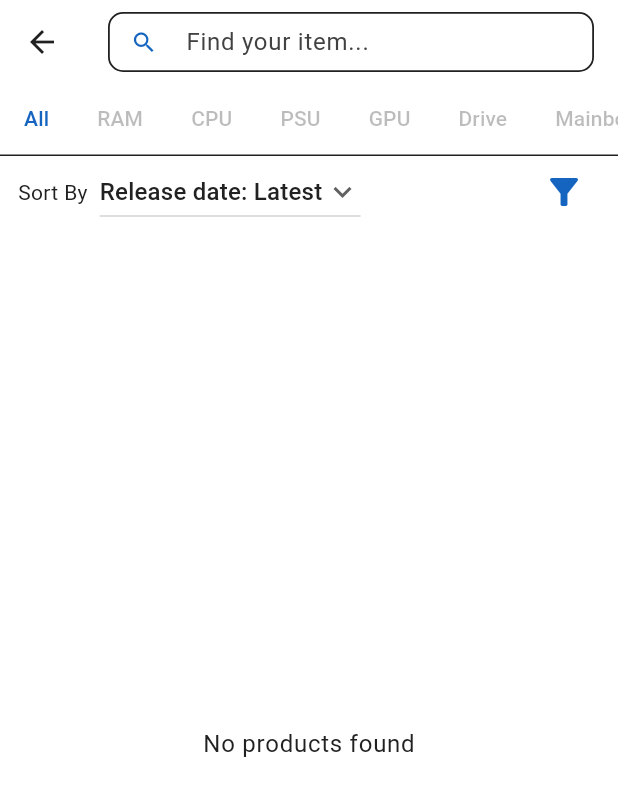
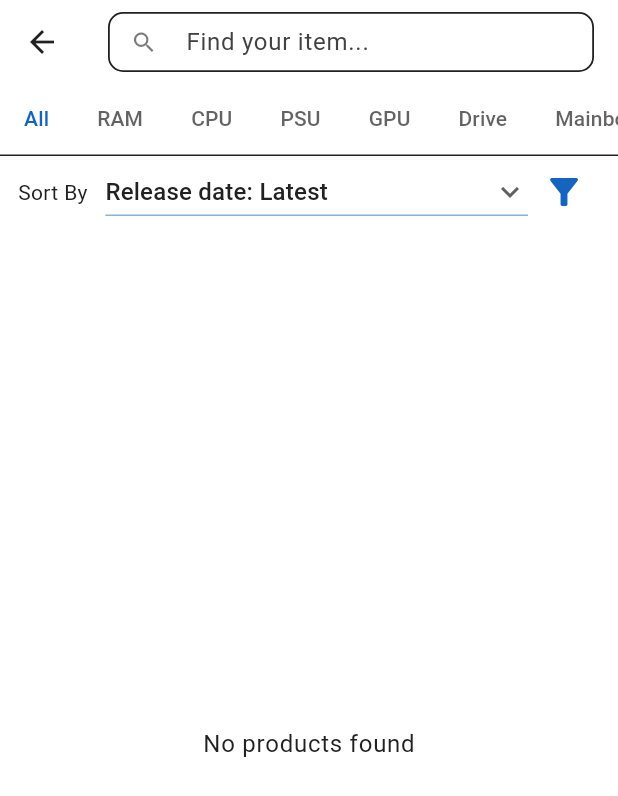
Before and after one commit to GizmoGlobe-SE121-P11-UIT/GizmoGlobe-Retailer_side, a Flutter app: the ProductScreen screen opened directly, on a phone screen of 412 x 824 dp. Shown: the top 796 px of the screen. Run offline on Flutter 3.47's test engine with Material 3 defaults, Android fonts, the phone set to English and light mode, and no system bars; our stand-ins replace bloc, cloud_firestore, dio, dropdown_search, equatable, firebase_auth and 8 more; missing offline and left inert: firebase_app_check; accounts and stored records are empty; Roboto replaces fonts that are missing (Montserrat).

Commit message:
fix i10n and sorting bar

```diff
--- a/lib/l10n/intl_en.arb
+++ b/lib/l10n/intl_en.arb
@@ -150,7 +150,7 @@
 		"description": "Confirm button label.",
 		"type": "text"
 	},
-	"sortBy": "Sort By",
+	"sortBy": "Sort By ",
 	"@sortBy": {
 		"description": "Label for sort by options.",
 		"type": "text"
--- a/lib/l10n/intl_vi.arb
+++ b/lib/l10n/intl_vi.arb
@@ -150,7 +150,7 @@
 		"description": "Confirm button label.",
 		"type": "text"
 	},
-	"sortBy": "Sắp xếp theo...",
+	"sortBy": "Sắp xếp theo ",
 	"@sortBy": {
 		"description": "Label for sort by options.",
 		"type": "text"
--- a/lib/screens/product/product_screen/product_screen_view.dart
+++ b/lib/screens/product/product_screen/product_screen_view.dart
@@ -1,16 +1,19 @@
 import 'package:flutter/material.dart';
+import 'package:flutter/services.dart';
 import 'package:flutter_bloc/flutter_bloc.dart';
+import 'package:gizmoglobe_client/enums/processing/sort_enum.dart';
 import 'package:gizmoglobe_client/screens/product/product_screen/product_screen_cubit.dart';
 import 'package:gizmoglobe_client/screens/product/product_screen/product_screen_state.dart';
 import 'package:gizmoglobe_client/screens/product/product_screen/product_tab/product_tab_view.dart';
 import 'package:gizmoglobe_client/widgets/general/field_with_icon.dart';
+
 import '../../../data/database/database.dart';
 import '../../../enums/processing/process_state_enum.dart';
 import '../../../enums/product_related/category_enum.dart';
+import '../../../generated/l10n.dart';
 import '../../../objects/product_related/product.dart';
 import '../../../widgets/general/gradient_icon_button.dart';
 import '../add_product/add_product_view.dart';
-import '../../../generated/l10n.dart';
 
 class ProductScreen extends StatefulWidget {
   final List<Product>? initialProducts;
@@ -38,7 +41,7 @@ class _ProductScreenState extends State<ProductScreen>
     super.initState();
     searchController = TextEditingController();
     searchFocusNode = FocusNode();
-    tabController = TabController(length: getTabCount(), vsync: this);
+    tabController = TabController(length: CategoryEnum.nonEmptyValues.length + 1, vsync: this);
     cubit.initialize(widget.initialProducts ?? Database().productList);
   }
 
@@ -49,7 +52,7 @@ class _ProductScreenState extends State<ProductScreen>
     super.dispose();
   }
 
-  int getTabCount() => CategoryEnum.nonEmptyValues.length + 1;
+  int getTabCount() => CategoryEnum.values.length + 1;
 
   void onTabChanged(int index) {
     cubit.updateSelectedTabIndex(index);
@@ -57,12 +60,10 @@ class _ProductScreenState extends State<ProductScreen>
 
   @override
   Widget build(BuildContext context) {
-    final colorScheme = Theme.of(context).colorScheme;
-    final s = S.of(context);
     return PopScope(
-      canPop: true,
-      onPopInvokedWithResult: (didPop, result) async {
-        if (!didPop && searchFocusNode.hasFocus) {
+      canPop: !searchFocusNode.hasFocus,
+      onPopInvokedWithResult: (didPop, result) {
+        if (!didPop) {
           searchFocusNode.unfocus();
         }
       },
@@ -77,11 +78,17 @@ class _ProductScreenState extends State<ProductScreen>
               height: 40,
               controller: searchController,
               focusNode: searchFocusNode,
-              hintText: s.findProducts,
-              fillColor: colorScheme.surface,
-              prefixIcon: Icon(Icons.search, color: colorScheme.primary),
+                hintText: S.of(context).findProducts,
+              fillColor: Theme.of(context).colorScheme.surface,
+              prefixIcon: Icon(
+                Icons.search,
+                color: Theme.of(context)
+                    .colorScheme
+                    .onSurface
+                    .withValues(alpha: 0.6),
+              ),
               onChanged: (value) {
-                cubit.updateSearchText(value);
+                cubit.updateSearchText(searchController.text);
               },
             ),
             actions: [
@@ -116,19 +123,21 @@ class _ProductScreenState extends State<ProductScreen>
             ],
             bottom: TabBar(
               controller: tabController,
-              labelColor: colorScheme.primary,
-              unselectedLabelColor:
-                  colorScheme.onSurface.withValues(alpha: 0.3),
+              labelColor: Theme.of(context).colorScheme.primary,
+              unselectedLabelColor: Theme.of(context)
+                  .colorScheme
+                  .onSurface
+                  .withValues(alpha: 0.7),
               labelPadding: const EdgeInsets.symmetric(horizontal: 16),
-              indicatorColor: colorScheme.primary,
+              indicatorColor: Theme.of(context).colorScheme.primary,
               tabAlignment: TabAlignment.start,
               isScrollable: true,
               indicator: const BoxDecoration(),
               tabs: [
-                Tab(text: s.all),
+                Tab(text: S.of(context).all),
                 ...CategoryEnum.nonEmptyValues.map((category) => Tab(
-                      text: category.getLocalizedDescription(context),
-                    )),
+                  text: category.getLocalizedDescription(context),
+                )),
               ],
             ),
           ),
--- a/lib/screens/product/product_screen/product_tab/product_tab_view.dart
+++ b/lib/screens/product/product_screen/product_tab/product_tab_view.dart
@@ -113,9 +113,16 @@ class _ProductTabState extends State<ProductTab>
                         style: AppTextStyle.smallText,
                       ),
                       const SizedBox(width: 8),
-                      DropdownButton<SortEnum>(
+                      Expanded(
+                        child: DropdownButton<SortEnum>(
+                          isExpanded: true,
+                          itemHeight: kMinInteractiveDimension,
                           value: state.selectedSortOption,
                           icon: const Icon(Icons.keyboard_arrow_down),
+                          underline: Container(
+                            height: 1,
+                            color: Theme.of(context).colorScheme.primary.withOpacity(0.5),
+                          ),
                           onChanged: (SortEnum? newValue) {
                             if (newValue != null &&
                                 newValue != state.selectedSortOption) {
@@ -123,22 +130,49 @@ class _ProductTabState extends State<ProductTab>
                             }
                           },
                           items: SortEnum.values
-                            .map<DropdownMenuItem<SortEnum>>((SortEnum value) {
+                              .map<DropdownMenuItem<SortEnum>>(
+                                  (SortEnum value) {
+                                String displayText;
+                                switch (value) {
+                                  case SortEnum.salesHighest:
+                                    displayText = S.of(context).salesHighest;
+                                    break;
+                                  case SortEnum.salesLowest:
+                                    displayText = S.of(context).salesLowest;
+                                    break;
+                                  case SortEnum.releaseLatest:
+                                    displayText = S.of(context).releaseLatest;
+                                    break;
+                                  case SortEnum.releaseOldest:
+                                    displayText = S.of(context).releaseOldest;
+                                    break;
+                                  case SortEnum.stockHighest:
+                                    displayText = S.of(context).stockHighest;
+                                    break;
+                                  case SortEnum.stockLowest:
+                                    displayText = S.of(context).stockLowest;
+                                    break;
+                                }
                                 return DropdownMenuItem<SortEnum>(
                                   value: value,
-                            child: Row(
-                              children: [
-                                Text(value.localized(context)),
-                              ],
+                                  child: Container(
+                                    constraints: const BoxConstraints(minHeight: 40),
+                                    alignment: Alignment.centerLeft,
+                                    child: Text(
+                                      displayText,
+                                      overflow: TextOverflow.visible,
+                                      softWrap: true,
+                                    ),
                                   ),
                                 );
                               }).toList(),
                         ),
-                      const Spacer(),
+                      ),
                       Center(
-                        child: GradientIconButton(
-                          icon: Icons.filter_list_alt,
+                        child: IconButton(
+                          icon: const Icon(Icons.filter_list_alt),
                           iconSize: 28,
+                          color: Theme.of(context).colorScheme.primary,
                           onPressed: () async {
                             final FilterArgument arguments = state
                                 .filterArgument
@@ -146,10 +180,12 @@ class _ProductTabState extends State<ProductTab>
 
                             final result = await Navigator.of(context).push(
                               MaterialPageRoute(
-                                builder: (context) => FilterScreen.newInstance(
+                                builder: (context) =>
+                                    FilterScreen.newInstance(
                                       arguments: arguments,
                                       selectedTabIndex: cubit.getIndex(),
-                                  manufacturerList: cubit.getManufacturerList(),
+                                      manufacturerList:
+                                      cubit.getManufacturerList(),
                                     ),
                               ),
                             );
```
Also changed, not shown: lib/generated/intl/messages_en.dart, lib/generated/intl/messages_vi.dart, lib/generated/l10n.dart, 1 other file. Lines whose indentation alone changed are shown as unchanged.
